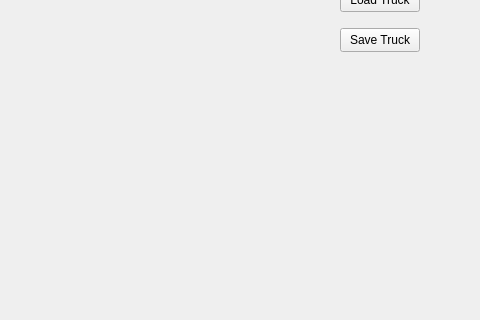
First picture: the form in src/saver/saver.ui, repository agentvv/MTOBridge, before the edit; both pictures show x 320 to 800 and y 122 to 442 of the 800 by 600 pixel window.
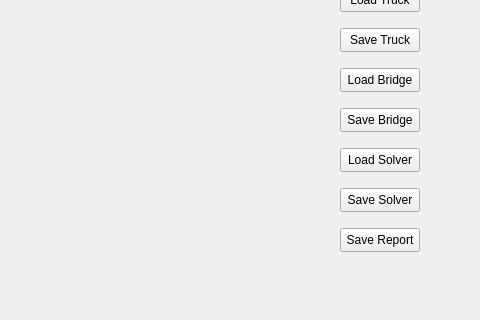
Second picture: the form after the edit.

Commit message: updating the save truck and bridge

Patch:
```diff
--- a/src/saver/saver.ui
+++ b/src/saver/saver.ui
@@ -52,6 +52,71 @@
     <string>TextLabel</string>
    </property>
   </widget>
+  <widget class="QPushButton" name="loadBridge">
+   <property name="geometry">
+    <rect>
+     <x>660</x>
+     <y>190</y>
+     <width>80</width>
+     <height>24</height>
+    </rect>
+   </property>
+   <property name="text">
+    <string>Load Bridge</string>
+   </property>
+  </widget>
+  <widget class="QPushButton" name="saveBridge">
+   <property name="geometry">
+    <rect>
+     <x>660</x>
+     <y>230</y>
+     <width>80</width>
+     <height>24</height>
+    </rect>
+   </property>
+   <property name="text">
+    <string>Save Bridge</string>
+   </property>
+  </widget>
+  <widget class="QPushButton" name="loadSolver">
+   <property name="geometry">
+    <rect>
+     <x>660</x>
+     <y>270</y>
+     <width>80</width>
+     <height>24</height>
+    </rect>
+   </property>
+   <property name="text">
+    <string>Load Solver</string>
+   </property>
+  </widget>
+  <widget class="QPushButton" name="saveSolver">
+   <property name="geometry">
+    <rect>
+     <x>660</x>
+     <y>310</y>
+     <width>80</width>
+     <height>24</height>
+    </rect>
+   </property>
+   <property name="text">
+    <string>Save Solver</string>
+   </property>
+  </widget>
+  <widget class="QPushButton" name="saveReport">
+   <property name="geometry">
+    <rect>
+     <x>660</x>
+     <y>350</y>
+     <width>80</width>
+     <height>24</height>
+    </rect>
+   </property>
+   <property name="text">
+    <string>Save Report</string>
+   </property>
+  </widget>
  </widget>
  <resources/>
  <connections/>
```
The commit also changes 3 other files.
